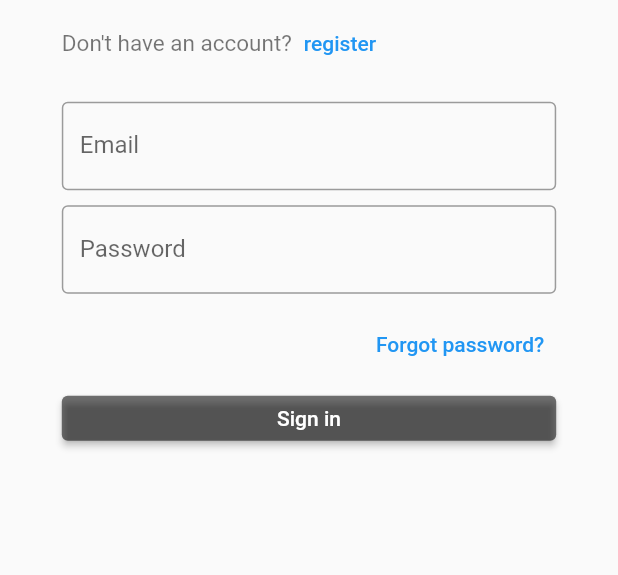
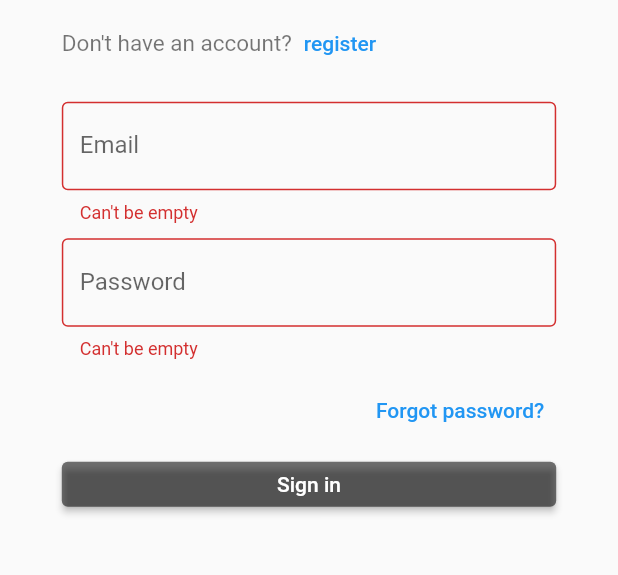
Before and after one commit to LUCAssYA/NLUT_FT, a Flutter app: the screen it shows after launch, after a tap on "Sign in", on a phone screen of 412 x 824 dp, the part 318-893 px from its top. Run offline on Flutter 3.47's test engine with Material 2 defaults, Android fonts, the phone set to English and light mode, and no system bars.

Commit message:
feat: find password page & route

```diff
--- a/lib/main.dart
+++ b/lib/main.dart
@@ -1,11 +1,17 @@
 import 'package:flutter/material.dart';
 import 'package:provider/provider.dart';
-import 'package:urooster/provider/signin_provider.dart';
+import 'package:urooster/provider/auth_provider.dart';
+import 'package:urooster/screen/find_password.dart';
+import 'package:urooster/screen/register_page.dart';
 import 'package:urooster/screen/signin_page.dart';
 
 void main() {
   runApp(MultiProvider(
     providers: [ChangeNotifierProvider(create: (c) => SignInProvider())],
-    child: MaterialApp(home: SignInPage()),
+    child: MaterialApp(home: SignInPage(), routes: {
+      "/signIn": (BuildContext context) => SignInPage(),
+      "/findPassword": (BuildContext context) => FindPasswordPage(),
+      "/register": (BuildContext context) => RegisterPage()
+    }),
   ));
 }
--- /dev/null
+++ b/lib/provider/auth_provider.dart
@@ -0,0 +1,34 @@
+import 'dart:convert';
+
+import 'package:flutter/cupertino.dart';
+import 'package:http/http.dart' as http;
+import 'package:urooster/model/signin_model.dart';
+import "package:urooster/utils/constants.dart" as constant;
+
+class SignInProvider with ChangeNotifier {
+  String? token;
+
+  Future<void> signIn(String email, String password, GlobalKey<FormState> formKey) async {
+    if(formKey.currentState!.validate()) {
+      var header = {"content-type": "application/json"};
+      var result = await http.post(Uri.parse(constant.signInUrl),
+          body: jsonEncode(SignInModel(email, password).toJson()),
+          headers: header);
+      token = result.headers[constant.tokenHeaderName];
+      notifyListeners();
+    }
+
+  }
+
+  void changeToken(String token) {
+    this.token = token;
+    notifyListeners();
+  }
+
+  String? signInValidator(text) {
+    if(text == null || text.isEmpty) {
+      return "Can't be empty";
+    }
+    return null;
+  }
+}
--- a/lib/provider/signin_provider.dart
+++ /dev/null
@@ -1,17 +0,0 @@
-import 'dart:convert';
-
-import 'package:flutter/cupertino.dart';
-import 'package:http/http.dart' as http;
-import 'package:urooster/model/signin_model.dart';
-
-class SignInProvider with ChangeNotifier {
-  String? token;
-
-  Future<void> signIn(String email, String password) async {
-    print(email+"   "+password);
-    var header = {"content-type":"application/json"};
-    var result = await http.post(Uri.parse("http://localhost:8080/api/users/login"), body: jsonEncode(SignInModel(email, password).toJson()), headers: header);
-    token = result.headers['x-auth-token'];
-    notifyListeners();
-  }
-}
--- a/lib/screen/signin_page.dart
+++ b/lib/screen/signin_page.dart
@@ -2,7 +2,7 @@ import 'package:flutter/cupertino.dart';
 import 'package:flutter/material.dart';
 import 'package:provider/provider.dart';
 import 'package:urooster/style/signin_page_style.dart' as style;
-import 'package:urooster/provider/signin_provider.dart';
+import 'package:urooster/provider/auth_provider.dart';
 
 class SignInPage extends StatelessWidget {
   SignInPage({Key? key}) : super(key: key);
@@ -25,32 +25,44 @@ class SignInPage extends StatelessWidget {
 class SignInBody extends StatelessWidget {
   SignInBody({Key? key}) : super(key: key);
 
+  final formKey = GlobalKey<FormState>();
   final emailController = TextEditingController();
   final passwordController = TextEditingController();
 
   @override
   Widget build(BuildContext context) {
-    return Column(
+    return Form(
+        key: formKey,
+        child: Column(
           mainAxisAlignment: MainAxisAlignment.spaceEvenly,
           children: [
             Container(
-          child: TextField(
+              child: TextFormField(
                 controller: emailController,
+                validator: (text) =>
+                    context.read<SignInProvider>().signInValidator(text),
                 decoration: InputDecoration(
                     labelText: "Email", border: OutlineInputBorder()),
               ),
               margin: style.bodyColumnMargin,
             ),
             Container(
-          child: TextField(
+              child: TextFormField(
                 controller: passwordController,
+                validator: (text) =>
+                    context.read<SignInProvider>().signInValidator(text),
                 decoration: InputDecoration(
-                labelText: "Password", border: OutlineInputBorder()),
+                    labelText: "Password", border: OutlineInputBorder(),),
+                obscureText: true,
+                enableSuggestions: false,
+                autocorrect: false,
               ),
               margin: style.bodyColumnMargin,
+
             ),
             Container(
-          child: TextButton(onPressed: () {}, child: Text("Forgot password?")),
+              child:
+                  TextButton(onPressed: () => Navigator.pushNamed(context, "/findPassword"), child: Text("Forgot password?")),
               alignment: Alignment.bottomRight,
               margin: style.bodyColumnMargin,
             ),
@@ -59,15 +71,16 @@ class SignInBody extends StatelessWidget {
                 height: style.signinButtonSize['buttonHeight'],
                 child: ElevatedButton(
                     onPressed: () => {
-                      context
-                          .read<SignInProvider>()
-                          .signIn(emailController.text, passwordController.text)
+                          context.read<SignInProvider>().signIn(
+                              emailController.text,
+                              passwordController.text,
+                              formKey)
                         },
                     child: Text("Sign in"),
                     style: style.signinButtonStyle),
                 margin: style.bodyColumnMargin)
           ],
-    );
+        ));
   }
 }
 
--- /dev/null
+++ b/lib/utils/constants.dart
@@ -0,0 +1,10 @@
+var baseUrl = "http://localhost:8080";
+
+final signInUrl = baseUrl+"/api/users/login";
+final signUpUrl = baseUrl+"/api/users/signUp";
+final signOutUrl = baseUrl+"/api/users/logout";
+final getDetailUrl = baseUrl+"/api/users/user_info";
+final findPasswordUrl = baseUrl+"/api/users/find-password";
+final changePasswordUrl = baseUrl+"/api/users/change-password";
+
+final tokenHeaderName = "x-auth-token";
--- /dev/null
+++ b/lib/widget/text_form_field.dart
@@ -0,0 +1,5 @@
+import 'package:flutter/cupertino.dart';
+
+tesxFormField(@required String label, @required FormFieldSetter onSaved, @required FormFieldValidator validator) {
+
+}
```
Also changed, not shown: lib/screen/find_password.dart (added, +33 -0 lines), lib/screen/register_page.dart (added, +10 -0 lines). Lines whose indentation alone changed are shown as unchanged.
